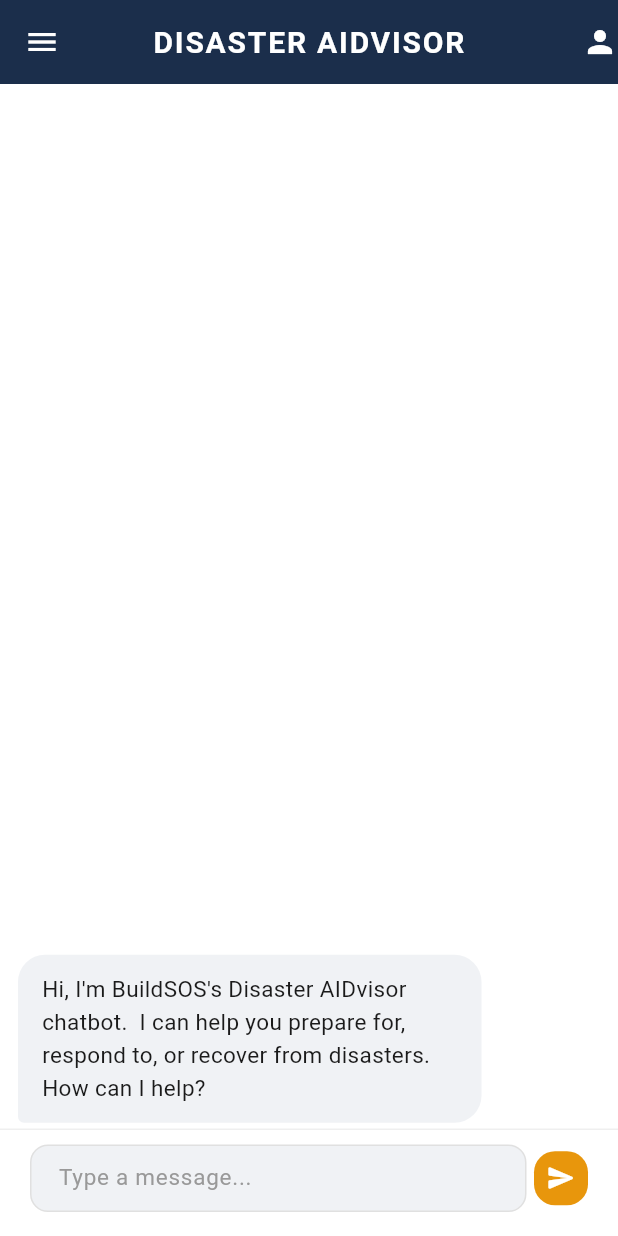
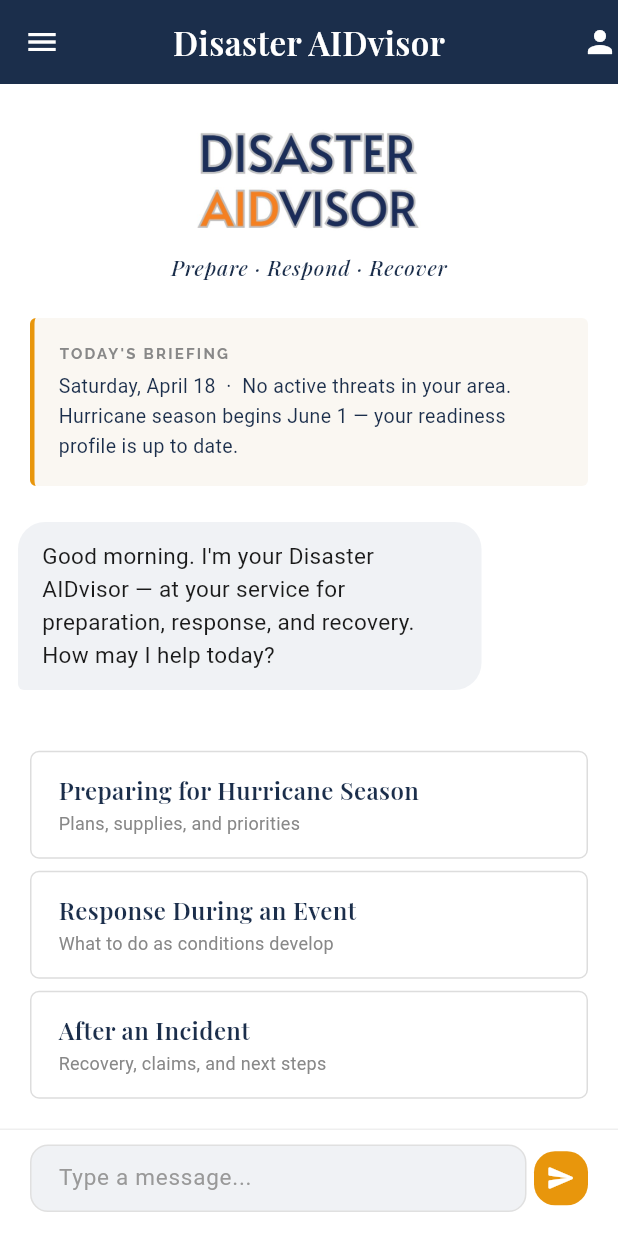
Before and after one commit to joevetoe/disaster-aidvisor, a Flutter app: the ChattingScreen screen opened directly, after a tap on the "send" icon, on a phone screen of 412 x 824 dp. Run offline on Flutter 3.47's test engine with Material 3 defaults, Android fonts, the phone set to English and light mode, and no system bars; drawn by our look-alikes of flutter_markdown; our stand-ins replace auto_size_text, cloud_firestore, firebase_auth, firebase_core, firebase_database, fluttertoast and 6 more; accounts and stored records are empty.

Commit message:
Refine chat landing into boutique advisor experience
- Personalized time-aware greeting using first name
- Daily briefing card with location-aware context
- Elegant topic cards replace emoji chip row
- Serif AppBar title and headings via Playfair Display
- Logo and italic tagline fill fresh-state whitespace
- Fetch user profile by email instead of shared docid
- Fresh conversation on every launch

Co-Authored-By: Claude Opus 4.7 (1M context) <noreply@anthropic.com>

```diff
--- a/disasterbuddy/lib/views/chatting_screen.dart
+++ b/disasterbuddy/lib/views/chatting_screen.dart
@@ -2274,6 +2274,30 @@ class _ChattingScreenState extends State<ChattingScreen> {
   final _controller = TextEditingController();
   var icon = Icons.mic_rounded;
   final _node = FocusNode();
+  String? _firstName;
+  String? _zipCode;
+
+  static const List<_SuggestionChip> _suggestionChips = [
+    _SuggestionChip(
+      label: 'Preparing for Hurricane Season',
+      subtitle: 'Plans, supplies, and priorities',
+      prompt: 'Walk me through preparing for hurricane season.',
+    ),
+    _SuggestionChip(
+      label: 'Response During an Event',
+      subtitle: 'What to do as conditions develop',
+      prompt: 'A major storm is heading my way. What should I do right now?',
+    ),
+    _SuggestionChip(
+      label: 'After an Incident',
+      subtitle: 'Recovery, claims, and next steps',
+      prompt: 'My home was damaged. How do I start recovering and filing claims?',
+    ),
+  ];
+
+  bool get _showSuggestionChips =>
+      conversationModel.length == 1 &&
+      !(conversationModel.first.isSender ?? false);
 
   @override
   void initState() {
@@ -2281,37 +2305,53 @@ class _ChattingScreenState extends State<ChattingScreen> {
     super.initState();
   }
 
+  Future<void> _loadUserProfile() async {
+    try {
+      final email = FirebaseAuth.instance.currentUser?.email;
+      if (email == null) return;
+      final snap = await FirebaseFirestore.instance
+          .collection('users')
+          .where('email', isEqualTo: email)
+          .limit(1)
+          .get();
+      if (snap.docs.isEmpty) return;
+      final data = snap.docs.first.data();
+      _firstName = data['firstName']?.toString();
+      _zipCode = data['zipCode']?.toString();
+    } catch (_) {
+      // Silent fail — fall back to generic greeting.
+    }
+  }
+
+  String _buildGreeting() {
+    final name = (_firstName?.trim().isNotEmpty ?? false) ? _firstName!.trim() : null;
+    final hour = DateTime.now().hour;
+    final salutation = hour < 12
+        ? 'Good morning'
+        : (hour < 17 ? 'Good afternoon' : 'Good evening');
+    if (name != null) {
+      return "$salutation, $name. I'm at your service for preparation, response, and recovery. How may I help today?";
+    }
+    return "$salutation. I'm your Disaster AIDvisor — at your service for preparation, response, and recovery. How may I help today?";
+  }
+
+  String _buildBriefing() {
+    final dateStr = DateFormat('EEEE, MMMM d').format(DateTime.now());
+    final zip = (_zipCode?.trim().isNotEmpty ?? false) ? _zipCode!.trim() : null;
+    final area = zip != null ? 'ZIP $zip' : 'your area';
+    return "$dateStr  ·  No active threats in $area. Hurricane season begins June 1 — your readiness profile is up to date.";
+  }
+
   callback() async {
-    String? currentUser =
-        FirebaseAuth.instance.currentUser?.email?.replaceAll('.', '');
-    final chatData = await chatref.child(currentUser ?? '').get();
+    await _loadUserProfile();
     conversationModel.clear();
-
-    if (chatData.exists) {
-      for (var v in chatData.children) {
-        final mapData = v.value as Map<dynamic, dynamic>;
-
-        ConvModel dt = ConvModel(
-            isSender: mapData['isSender'],
-            message: mapData["message"],
-            messageType: mapData['messagetype'] ?? "txt",
-            timestamp: mapData['timestamp']);
-        conversationModel.add(dt);
-      }
-      if (mounted) {
-        setState(() {});
-      }
-    } else {
     conversationModel.add(ConvModel(
       isSender: false,
-        message:
-            "Hi, I'm BuildSOS's Disaster AIDvisor chatbot.  I can help you prepare for, respond to, or recover from disasters.  How can I help?",
+      message: _buildGreeting(),
       messageType: "txt",
     ));
-      if (mounted) {
-        setState(() {});
-      }
-    }
+    if (mounted) setState(() {});
+
     FirebaseFirestore.instance.collection('key').snapshots().listen((v) {
       _chatService.setApiKey(v.docs.first.data()['key']);
     });
@@ -2399,13 +2439,15 @@ class _ChattingScreenState extends State<ChattingScreen> {
           ),
         ),
         centerTitle: true,
-        title: const Text(
-          "DISASTER AIDVISOR",
-          style: TextStyle(
+        title: Text(
+          "Disaster AIDvisor",
+          style: GoogleFonts.playfairDisplay(
+            textStyle: const TextStyle(
               color: Colors.white,
               fontWeight: FontWeight.w600,
-            fontSize: 20,
-            letterSpacing: 1.2,
+              fontSize: 22,
+              letterSpacing: 0.3,
+            ),
           ),
         ),
         actions: [
@@ -2534,6 +2576,7 @@ class _ChattingScreenState extends State<ChattingScreen> {
       body: Column(
         children: [
           buildChat(),
+          if (_showSuggestionChips) _buildSuggestionChipsRow(),
           Container(
             padding: EdgeInsets.fromLTRB(
                 20, 10, 20, MediaQuery.of(context).padding.bottom + 16),
@@ -2554,64 +2597,9 @@ class _ChattingScreenState extends State<ChattingScreen> {
               CustomRoundButton(
                 onTap: () async {
                   if (_controller.text.isNotEmpty) {
-                    String date =
-                        DateTime.now().millisecondsSinceEpoch.toString();
-                    // chatref?.child(date).set({
-                    //   "message": _controller.text,
-                    //   "email": FirebaseAuth.instance.currentUser?.email
-                    //           ?.replaceAll('.', '') ??
-                    //       '',
-                    //   "messagetype": "txt",
-                    // });
-                    String txt = _controller.text;
-                    chatref
-                        .child(FirebaseAuth.instance.currentUser?.email
-                                ?.replaceAll('.', '') ??
-                            '')
-                        .child(date)
-                        .set({
-                      "message": txt,
-                      "isSender": true,
-                      "messagetype": "txt",
-                      "timestamp": date,
-                    });
-                    conversationModel.add(ConvModel(
-                        isSender: true,
-                        message: txt,
-                        messageType: "txt",
-                        timestamp: DateTime.now().toString()));
-                    conversationModel.add(ConvModel(
-                        isSender: false,
-                        message: 'loading',
-                        messageType: "txt",
-                        timestamp: DateTime.now().toString()));
+                    final txt = _controller.text;
                     _controller.clear();
-                    // conversationModel = conversationModel.reversed.toList();
-                    setState(() {});
-                    Future.delayed(const Duration(seconds: 2)).then((v) {
-                      int? indexWhere = userInput.indexWhere((test) => test
-                          .toLowerCase()
-                          .replaceAll("'", '')
-                          .replaceAll("?", '')
-                          .contains(txt
-                              .toLowerCase()
-                              .replaceAll("'", '')
-                              .replaceAll("?", '')));
-                      if (indexWhere != -1) {
-                        conversationModel
-                            .removeWhere((test) => test.message == "loading");
-
-                        conversationModel.add(ConvModel(
-                            isSender: false,
-                            message: responseInput[indexWhere],
-                            messageType: "txt",
-                            timestamp: DateTime.now().toString()));
-                      } else {
-                        sendMessage(txt: txt);
-                      }
-
-                      setState(() {});
-                    });
+                    await _submitUserMessage(txt);
                   }
                 },
                 icon: Icons.send_rounded,
@@ -2627,6 +2615,84 @@ class _ChattingScreenState extends State<ChattingScreen> {
   }
 
   buildChat() {
+    if (_showSuggestionChips) {
+      return Expanded(
+        child: SingleChildScrollView(
+          child: Column(
+            crossAxisAlignment: CrossAxisAlignment.stretch,
+            children: [
+              const SizedBox(height: 28),
+              Center(
+                child: Image.asset(
+                  "assets/images/newimage.jpeg",
+                  height: 72,
+                ),
+              ),
+              const SizedBox(height: 12),
+              Center(
+                child: Text(
+                  'Prepare · Respond · Recover',
+                  style: GoogleFonts.playfairDisplay(
+                    textStyle: const TextStyle(
+                      color: Color(0xff1B2E4B),
+                      fontWeight: FontWeight.w500,
+                      fontSize: 14,
+                      fontStyle: FontStyle.italic,
+                      letterSpacing: 0.5,
+                    ),
+                  ),
+                ),
+              ),
+              const SizedBox(height: 24),
+              Container(
+                margin: const EdgeInsets.symmetric(horizontal: 20),
+                padding: const EdgeInsets.all(16),
+                decoration: BoxDecoration(
+                  color: const Color(0xffFAF7F2),
+                  borderRadius: BorderRadius.circular(4),
+                  border: const Border(
+                    left: BorderSide(color: Color(0xffE8960C), width: 3),
+                  ),
+                ),
+                child: Column(
+                  crossAxisAlignment: CrossAxisAlignment.start,
+                  children: [
+                    Text(
+                      "TODAY'S BRIEFING",
+                      style: GoogleFonts.raleway(
+                        textStyle: const TextStyle(
+                          color: Color(0xff888888),
+                          fontSize: 10,
+                          fontWeight: FontWeight.w700,
+                          letterSpacing: 1.5,
+                        ),
+                      ),
+                    ),
+                    const SizedBox(height: 6),
+                    Text(
+                      _buildBriefing(),
+                      style: const TextStyle(
+                        color: Color(0xff1B2E4B),
+                        fontSize: 13,
+                        height: 1.5,
+                      ),
+                    ),
+                  ],
+                ),
+              ),
+              const SizedBox(height: 20),
+              RecieveChatBubble(
+                message: conversationModel.first.message ?? '',
+                messagetype: 'txt',
+                isSender: false,
+              ),
+              const SizedBox(height: 8),
+            ],
+          ),
+        ),
+      );
+    }
+
     final chats = conversationModel.reversed.toList();
     return Expanded(
         child: ListView.builder(
@@ -2641,8 +2707,6 @@ class _ChattingScreenState extends State<ChattingScreen> {
                           ? (user.message ?? '')
                           : "Media Attached ",
                       messagetype: user.messageType ?? '',
-                      // timestamp: myFormatDateTime(DateTime.now().toUtc()),
-                      // tickStatus: TickStatus.seen,
                       isSender: true)
                   : GestureDetector(
                       onLongPress: () async {
@@ -2655,11 +2719,114 @@ class _ChattingScreenState extends State<ChattingScreen> {
                               ? (user.message ?? '')
                               : "Media Attached",
                           messagetype: user.messageType ?? '',
-                          // timestamp: myFormatDateTime(DateTime.now().toUtc()),
-                          // tickStatus: TickStatus.seen,
                           isSender: false),
                     );
             }));
+  }
+
+  Future<void> _submitUserMessage(String txt) async {
+    final trimmed = txt.trim();
+    if (trimmed.isEmpty) return;
+
+    final date = DateTime.now().millisecondsSinceEpoch.toString();
+    final emailKey =
+        FirebaseAuth.instance.currentUser?.email?.replaceAll('.', '') ?? '';
+
+    chatref.child(emailKey).child(date).set({
+      "message": trimmed,
+      "isSender": true,
+      "messagetype": "txt",
+      "timestamp": date,
+    });
+
+    conversationModel.add(ConvModel(
+        isSender: true,
+        message: trimmed,
+        messageType: "txt",
+        timestamp: DateTime.now().toString()));
+    conversationModel.add(ConvModel(
+        isSender: false,
+        message: 'loading',
+        messageType: "txt",
+        timestamp: DateTime.now().toString()));
+    setState(() {});
+
+    Future.delayed(const Duration(seconds: 2)).then((_) {
+      final idx = userInput.indexWhere((test) => test
+          .toLowerCase()
+          .replaceAll("'", '')
+          .replaceAll("?", '')
+          .contains(trimmed
+              .toLowerCase()
+              .replaceAll("'", '')
+              .replaceAll("?", '')));
+      if (idx != -1) {
+        conversationModel.removeWhere((m) => m.message == "loading");
+        conversationModel.add(ConvModel(
+            isSender: false,
+            message: responseInput[idx],
+            messageType: "txt",
+            timestamp: DateTime.now().toString()));
+      } else {
+        sendMessage(txt: trimmed);
+      }
+      setState(() {});
+    });
+  }
+
+  Widget _buildSuggestionChipsRow() {
+    return Container(
+      width: double.infinity,
+      color: Colors.white,
+      padding: const EdgeInsets.fromLTRB(20, 8, 20, 12),
+      child: Column(
+        crossAxisAlignment: CrossAxisAlignment.start,
+        children: _suggestionChips
+            .map((c) => Padding(
+                  padding: const EdgeInsets.only(bottom: 8),
+                  child: InkWell(
+                    borderRadius: BorderRadius.circular(6),
+                    onTap: () => _submitUserMessage(c.prompt),
+                    child: Container(
+                      width: double.infinity,
+                      padding: const EdgeInsets.symmetric(
+                          horizontal: 18, vertical: 14),
+                      decoration: BoxDecoration(
+                        color: Colors.white,
+                        borderRadius: BorderRadius.circular(6),
+                        border: Border.all(
+                            color: const Color(0xffDDDDDD), width: 1),
+                      ),
+                      child: Column(
+                        crossAxisAlignment: CrossAxisAlignment.start,
+                        children: [
+                          Text(
+                            c.label,
+                            style: GoogleFonts.playfairDisplay(
+                              textStyle: const TextStyle(
+                                fontSize: 16,
+                                color: Color(0xff1B2E4B),
+                                fontWeight: FontWeight.w600,
+                              ),
+                            ),
+                          ),
+                          const SizedBox(height: 2),
+                          Text(
+                            c.subtitle,
+                            style: const TextStyle(
+                              fontSize: 12,
+                              color: Color(0xff888888),
+                              letterSpacing: 0.2,
+                            ),
+                          ),
+                        ],
+                      ),
+                    ),
+                  ),
+                ))
+            .toList(),
+      ),
+    );
   }
 
   sendMessage({txt}) async {
@@ -2873,8 +3040,7 @@ class _ChattingScreenState extends State<ChattingScreen> {
     conversationModel.clear();
     conversationModel.add(ConvModel(
       isSender: false,
-      message:
-          "Hi, I'm BuildSOS's Disaster AIDvisor chatbot.  I can help you prepare for, respond to, or recover from disasters.  How can I help?",
+      message: _buildGreeting(),
       messageType: "txt",
     ));
     if (mounted) setState(() {});
@@ -3250,3 +3416,15 @@ class ModelforMyBot {
     return data;
   }
 }
+
+class _SuggestionChip {
+  final String label;
+  final String subtitle;
+  final String prompt;
+
+  const _SuggestionChip({
+    required this.label,
+    required this.subtitle,
+    required this.prompt,
+  });
+}
```
Lines whose indentation alone changed are shown as unchanged.
